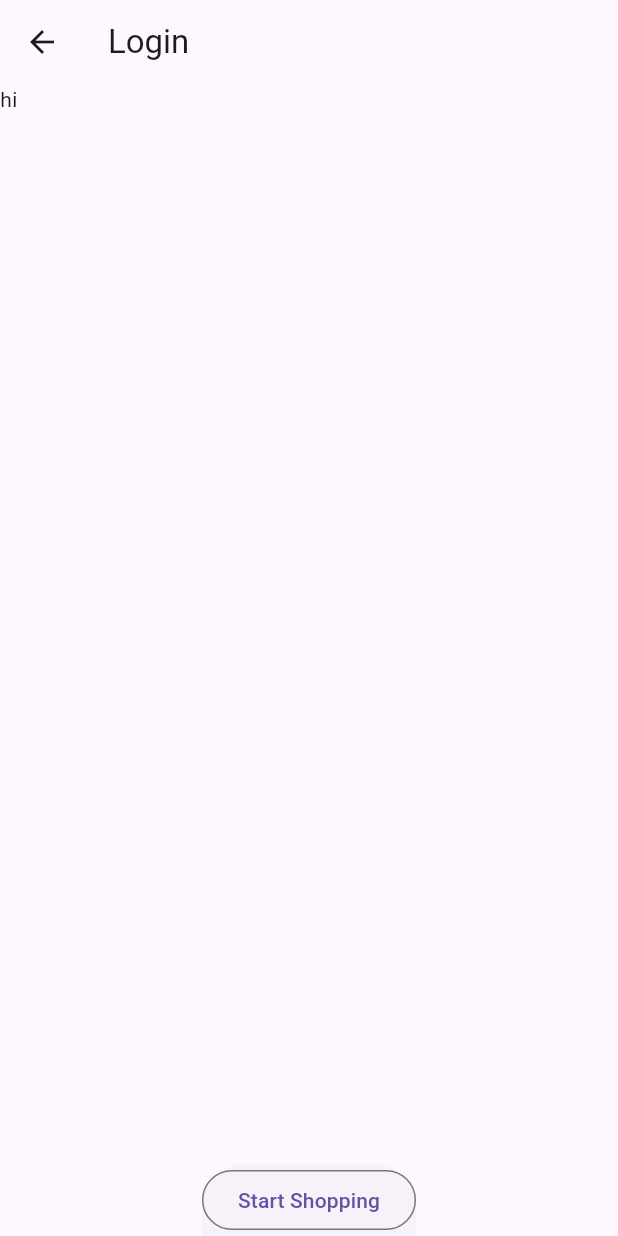
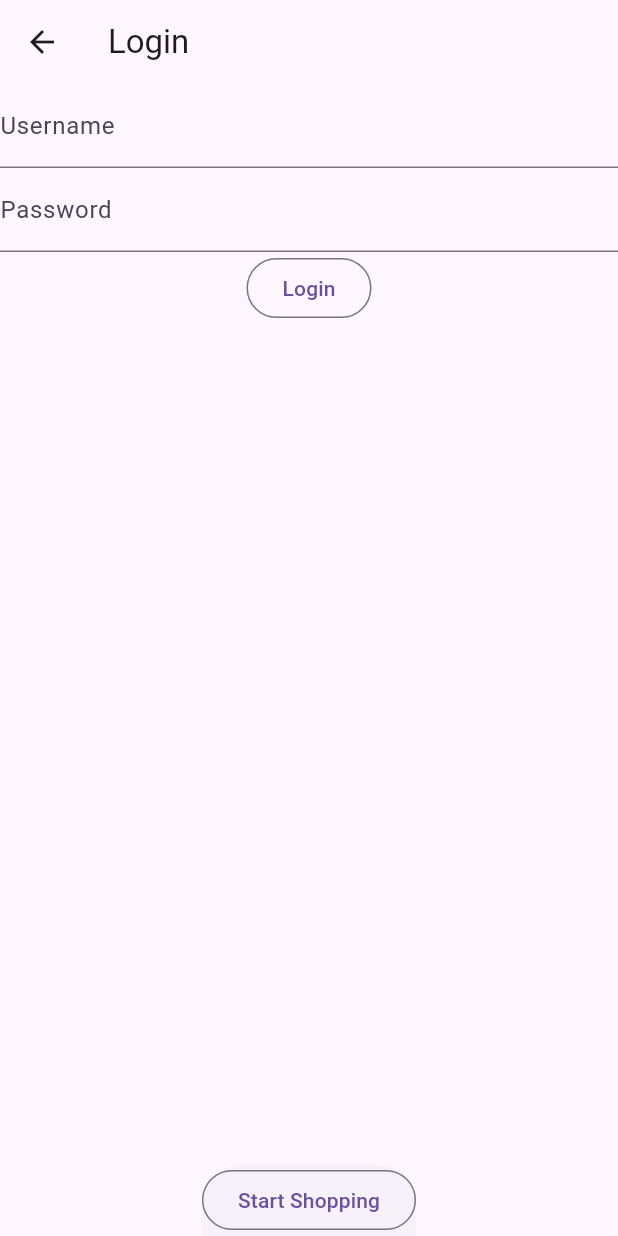
Before and after one commit to itshui3/flutter-shop, a Flutter app: the screen it shows after launch, on a phone screen of 412 x 824 dp. Run offline on Flutter 3.47's test engine with Material 3 defaults, Android fonts, the light colour scheme and no system bars.

Commit message:
feat: propagate auth globally with ChangeNotifier Provider pattern

```diff
--- /dev/null
+++ b/flutter_shop/lib/api/account_service.dart
@@ -0,0 +1,40 @@
+import 'package:http/http.dart' as http;
+import 'dart:convert';
+
+class LoginResponse {
+  final bool isLoggedInSuccessfully;
+  final String? authToken;
+  final String? refreshToken;
+  final String? errorMessage;
+
+  LoginResponse({
+    required this.isLoggedInSuccessfully,
+    this.authToken,
+    this.refreshToken,
+    this.errorMessage,
+  });
+}
+
+class LoginService {
+  Future<LoginResponse> login(String username, String password) async {
+    var loginUri = Uri.https('dummyjson.com', 'auth/login');
+    var response = await http.post(
+      loginUri,
+      headers: {'Content-Type': 'application/json', 'credentials': 'include'},
+      body: json.encode({'username': username, 'password': password}),
+    );
+
+    if (response.statusCode == 200) {
+      return LoginResponse(
+        isLoggedInSuccessfully: true,
+        authToken: json.decode(response.body)['accessToken'] as String,
+        refreshToken: json.decode(response.body)['refreshToken'] as String,
+      );
+    } else {
+      return LoginResponse(
+        isLoggedInSuccessfully: false,
+        errorMessage: 'Failed to login successfully',
+      );
+    }
+  }
+}
--- a/flutter_shop/lib/main.dart
+++ b/flutter_shop/lib/main.dart
@@ -1,8 +1,18 @@
 import 'package:flutter/material.dart';
-import 'package:flutter_shop/api/index.dart';
+import 'package:provider/provider.dart';
+
+import 'package:flutter_shop/api/product_service.dart';
+import 'package:flutter_shop/api/account_service.dart';
+
+import 'package:flutter_shop/providers/auth_provider.dart';
 
 void main() {
-  runApp(const MainApp());
+  runApp(
+    ChangeNotifierProvider(
+      create: (context) => AuthModel(),
+      child: const MainApp(),
+    ),
+  );
 }
 
 class MainApp extends StatelessWidget {
@@ -48,15 +58,65 @@ class LoginPage extends StatefulWidget {
   const LoginPage({super.key});
 
   @override
-  LoginPageState createState() => LoginPageState();
+  LoginScreenState createState() => LoginScreenState();
 }
 
-class LoginPageState extends State<LoginPage> {
+class LoginScreenState extends State<LoginPage> {
+  final _loginService = LoginService();
+  final _formKey = GlobalKey<FormState>();
+  final _usernameController = TextEditingController();
+  final _passwordController = TextEditingController();
+
   @override
   Widget build(BuildContext context) {
     return Scaffold(
-      appBar: AppBar(title: const Text('Login')),
-      body: Text('hi'),
+      appBar: AppBar(title: Text('Login')),
+      body: Form(
+        key: _formKey,
+        child: Column(
+          children: [
+            TextField(
+              controller: _usernameController,
+              decoration: InputDecoration(labelText: 'Username'),
+            ),
+            TextField(
+              controller: _passwordController,
+              decoration: InputDecoration(labelText: 'Password'),
+            ),
+            Consumer<AuthModel>(
+              builder:
+                  (context, auth, child) => OutlinedButton(
+                    child: const Text('Login'),
+                    onPressed: () async {
+                      if (_formKey.currentState!.validate()) {
+                        // Perform login action
+                        var loginResponse = await _loginService.login(
+                          _usernameController.text,
+                          _passwordController.text,
+                        );
+
+                        if (loginResponse.isLoggedInSuccessfully) {
+                          // Navigate to shop page
+                          auth.setToken(loginResponse.authToken);
+                          Navigator.pushNamed(context, '/shop');
+                        } else {
+                          // Show error message
+                          ScaffoldMessenger.of(context).showSnackBar(
+                            SnackBar(
+                              content: Text(
+                                loginResponse.errorMessage ?? 'Login failed',
+                              ),
+                            ),
+                          );
+                        }
+                      }
+                    },
+                  ),
+            ),
+          ],
+        ),
+      ),
+
       bottomSheet: OutlinedButton(
         child: const Text('Start Shopping'),
         onPressed: () {
@@ -64,6 +124,13 @@ class LoginPageState extends State<LoginPage> {
         },
       ),
     );
+  }
+
+  @override
+  void dispose() {
+    _usernameController.dispose();
+    _passwordController.dispose();
+    super.dispose();
   }
 }
 
--- /dev/null
+++ b/flutter_shop/lib/providers/auth_provider.dart
@@ -0,0 +1,22 @@
+import 'package:flutter/material.dart';
+/* Anatomy of ChangeNotifier in flutter's Provider pattern
+- provided state: ie. List<String> _todos = [];
+- getter method: ie. List<String> get todos => _todos;
+- method to update state & notify listeners: ie.
+  void addTodo(String todo) {
+    _todos.add(todo);
+    notifyListeners();
+  }
+*/
+
+//question: what does ChangeNotifier extend?
+class AuthModel extends ChangeNotifier {
+  String? _token;
+
+  String? get token => _token;
+
+  void setToken(String? newToken) {
+    _token = newToken;
+    notifyListeners(); // Notify listeners about the change
+  }
+}
--- a/flutter_shop/pubspec.yaml
+++ b/flutter_shop/pubspec.yaml
@@ -10,6 +10,7 @@ dependencies:
   flutter:
     sdk: flutter
   http: ^1.3.0
+  provider: ^6.1.1
 
 dev_dependencies:
   flutter_test:
```
Also changed, not shown: flutter_shop/lib/api/product_service.dart (added, +63 -0 lines), flutter_shop/pubspec.lock.
